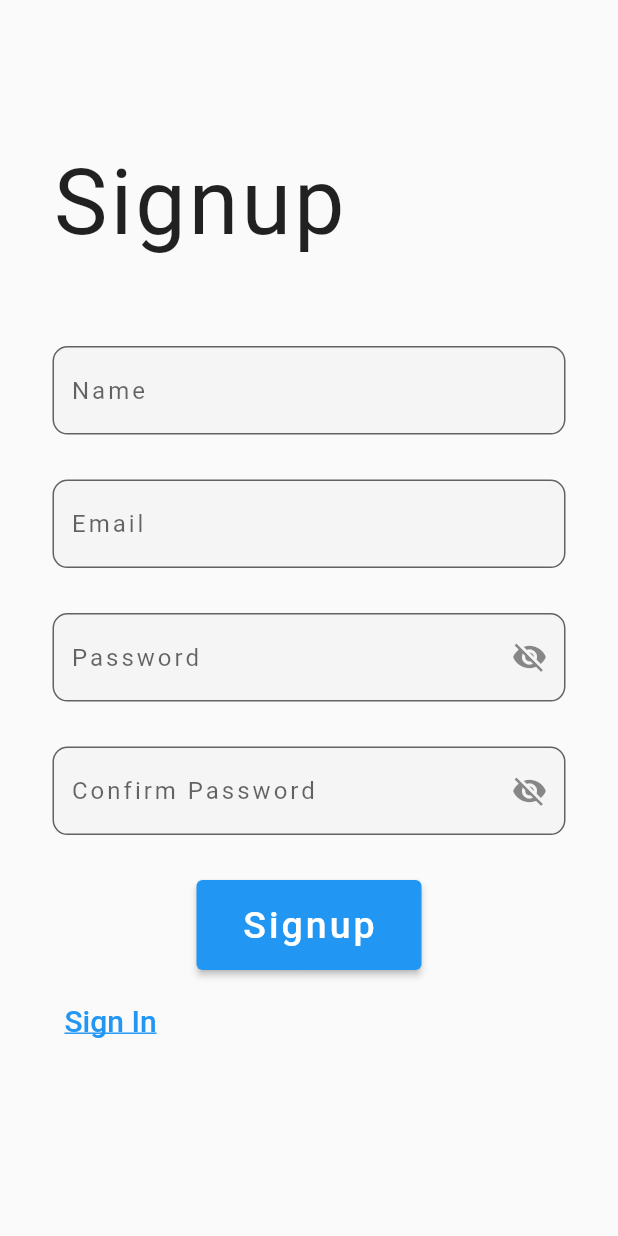
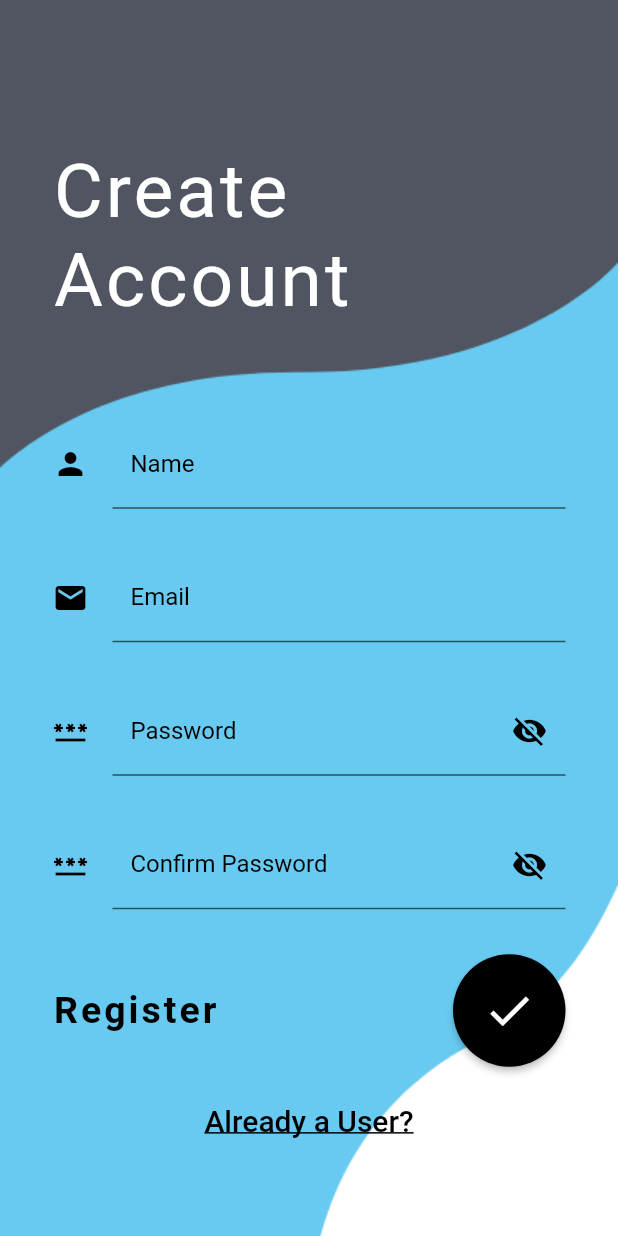
Before and after one commit to vasav-prashar/eTourDiary, a Flutter app: the Signup screen opened directly, on a phone screen of 412 x 824 dp. Run offline on Flutter 3.47's test engine with Material 2 defaults, Android fonts, the phone set to English and light mode, and no system bars; our stand-ins replace cloud_firestore, convex_bottom_bar, double_back_to_close_app, firebase_auth, firebase_core, open_file and 3 more; accounts and stored records are empty.

Commit message:
feat: UI changes

```diff
--- /dev/null
+++ b/lib/animations/customAnimation.dart
@@ -0,0 +1,21 @@
+import 'package:flutter/material.dart';
+
+class CustomPageRoute extends PageRouteBuilder {
+  final Widget child;
+
+  CustomPageRoute({
+    required this.child,
+  }) : super(
+    transitionDuration: const Duration(milliseconds: 400),
+    reverseTransitionDuration: const Duration(milliseconds: 400),
+    pageBuilder: (context,animation,secondaryAnimation) => child
+  );
+
+  @override
+  Widget buildTransitions(BuildContext context, Animation<double> animation,
+        Animation<double> secondaryAnimation, Widget child)=>
+        SlideTransition(
+          position: Tween<Offset>(begin: const Offset(-1,0),end: Offset.zero
+          ).animate(animation),
+          child: child,);
+}
--- a/lib/pages/auth/signup.dart
+++ b/lib/pages/auth/signup.dart
@@ -1,9 +1,12 @@
+// ignore_for_file: prefer_final_fields, use_build_context_synchronously
+
 import 'package:etourdiary/pages/auth/login.dart';
 import 'package:etourdiary/services/authentication.dart';
 import 'package:flutter/material.dart';
 import 'package:firebase_auth/firebase_auth.dart';
 import 'package:firebase_core/firebase_core.dart';
 import 'package:cloud_firestore/cloud_firestore.dart';
+import 'package:etourdiary/animations/customAnimation.dart';
 
 class Signup extends StatefulWidget {
   @override
@@ -24,39 +27,52 @@ class _SignupState extends State<Signup> {
 
   @override
   Widget build(BuildContext context) {
-    return Scaffold(
-      // backgroundColor: Colors.grey[800],
-      body: Stack(
+    return Container(
+      decoration: const BoxDecoration(
+              image: DecorationImage(
+                image: AssetImage('assets/register.png'),
+                fit: BoxFit.fitWidth
+              )
+            ),
+      child: Scaffold(
+        backgroundColor: Colors.transparent,
+        body: SingleChildScrollView(
+          child: Stack(
             children: [
               Container(
-            padding: const EdgeInsets.only(left: 35, top: 100),
+                padding:  EdgeInsets.only(left: 35,
+                top: MediaQuery.of(context).size.height * 0.12,
+                ),
                 child: const Text(
-              'Signup',
+                  'Create\nAccount',
                   style: TextStyle(
-                fontSize: 60,
+                    fontSize: 50,
                     letterSpacing: 2.0,
+                    color: Colors.white
                   ),
                 ),
               ),
-          SingleChildScrollView(
-            child: Form(
+              Form(
                   key: _formKey,
                   child: Container(
                     padding: EdgeInsets.only(
-                    top: MediaQuery.of(context).size.height * 0.28,
+                        top: MediaQuery.of(context).size.height * 0.34,
                         left: 35,
                         right: 35),
                     child: Column(
                       children: <Widget>[
                         TextFormField(
                           controller: _name,
-                      decoration: InputDecoration(
-                          fillColor: Colors.grey.shade100,
+                          decoration: const InputDecoration(
+                              fillColor: Colors.transparent,
                               filled: true,
-                          hintText: 'Name',
-                          hintStyle: const TextStyle(letterSpacing: 2.0),
-                          border: OutlineInputBorder(
-                              borderRadius: BorderRadius.circular(10))),
+                              labelText: 'Name',
+                              labelStyle: TextStyle(color: Colors.black),
+                              icon: Icon(Icons.person,color: Colors.black),
+
+                              hintStyle: TextStyle(letterSpacing: 2.0),
+                              border: UnderlineInputBorder(),
+                              focusedBorder: UnderlineInputBorder()),
                           validator: (String? value) {
                             if (value == null || value.isEmpty) {
                               return 'Please enter some text';
@@ -72,13 +88,15 @@ class _SignupState extends State<Signup> {
                         const SizedBox(height: 30),
                         TextFormField(
                           controller: _email,
-                      decoration: InputDecoration(
-                          fillColor: Colors.grey.shade100,
+                          decoration: const InputDecoration(
+                              fillColor: Colors.transparent,
                               filled: true,
-                          hintText: 'Email',
-                          hintStyle: const TextStyle(letterSpacing: 2.0),
-                          border: OutlineInputBorder(
-                              borderRadius: BorderRadius.circular(10))),
+                              labelText: 'Email',
+                              labelStyle: TextStyle(color: Colors.black),
+                              icon: Icon(Icons.email,color: Colors.black),
+                              hintStyle: TextStyle(letterSpacing: 2.0),
+                              border: UnderlineInputBorder(),
+                              focusedBorder: UnderlineInputBorder()),
                           validator: (String? value) {
                             if (value == null || value.isEmpty) {
                               return 'Please enter some text';
@@ -97,20 +115,22 @@ class _SignupState extends State<Signup> {
                           decoration: InputDecoration(
                               suffixIcon: IconButton(
                                 icon: _isVisible
-                                ? Icon(Icons.visibility)
-                                : Icon(Icons.visibility_off),
+                                    ? const Icon(Icons.visibility,color: Colors.black)
+                                    : const Icon(Icons.visibility_off,color: Colors.black),
                                 onPressed: () {
                                   setState(() {
                                     _isVisible = !_isVisible;
                                   });
                                 },
                               ),
-                          fillColor: Colors.grey.shade100,
+                              fillColor: Colors.transparent,
                               filled: true,
-                          hintText: 'Password',
+                              labelText: 'Password',
+                              labelStyle: const TextStyle(color: Colors.black),
+                              icon: const Icon(Icons.password,color: Colors.black),
                               hintStyle: const TextStyle(letterSpacing: 2.0),
-                          border: OutlineInputBorder(
-                              borderRadius: BorderRadius.circular(10))),
+                              border: const UnderlineInputBorder(),
+                              focusedBorder: const UnderlineInputBorder()),
                           validator: (String? value) {
                             if (value == null || value.isEmpty) {
                               return 'Please enter some text';
@@ -130,20 +150,22 @@ class _SignupState extends State<Signup> {
                           decoration: InputDecoration(
                               suffixIcon: IconButton(
                                 icon: _isVisible2
-                                ? Icon(Icons.visibility)
-                                : Icon(Icons.visibility_off),
+                                    ? const Icon(Icons.visibility,color: Colors.black)
+                                    : const Icon(Icons.visibility_off,color: Colors.black),
                                 onPressed: () {
                                   setState(() {
                                     _isVisible2 = !_isVisible2;
                                   });
                                 },
                               ),
-                          fillColor: Colors.grey.shade100,
+                              fillColor: Colors.transparent,
                               filled: true,
-                          hintText: 'Confirm Password',
+                              labelText: 'Confirm Password',
+                              labelStyle: const TextStyle(color: Colors.black),
+                              icon: const Icon(Icons.password,color: Colors.black),
                               hintStyle: const TextStyle(letterSpacing: 2.0),
-                          border: OutlineInputBorder(
-                              borderRadius: BorderRadius.circular(10))),
+                              border: const UnderlineInputBorder(),
+                              focusedBorder: const UnderlineInputBorder()),
                           validator: (String? value) {
                             if (value == null || value.isEmpty) {
                               return 'Please enter some text';
@@ -159,6 +181,19 @@ class _SignupState extends State<Signup> {
                           },
                         ),
                         const SizedBox(height: 30),
+                        Row(
+                          mainAxisAlignment: MainAxisAlignment.spaceBetween,
+                          children: [
+                            const Text(
+                              "Register",
+                              style: TextStyle(
+                                fontSize: 25,
+                                fontWeight: FontWeight.w600,
+                                letterSpacing: 2.0,
+                                color: Colors.black
+                              ),
+
+                            ),
                             ElevatedButton(
                               onPressed: () async {
                                 if (_formKey.currentState!.validate()) {
@@ -169,7 +204,7 @@ class _SignupState extends State<Signup> {
                                     ScaffoldMessenger.of(context).showSnackBar(
                                       SnackBar(
                                         content: Text(errorMessage),
-                                duration: Duration(seconds: 3),
+                                        duration: const Duration(seconds: 3),
                                         backgroundColor: Colors.red,
                                       ),
                                     );
@@ -179,7 +214,7 @@ class _SignupState extends State<Signup> {
                                     _password.clear();
                                     _confirmPassword.clear();
                                     ScaffoldMessenger.of(context).showSnackBar(
-                              SnackBar(
+                                      const SnackBar(
                                         content: Text('Account Successfully Created.'),
                                         duration: Duration(seconds: 3),
                                         backgroundColor: Colors.green,
@@ -189,41 +224,37 @@ class _SignupState extends State<Signup> {
                                 }
                               },
                               style: ElevatedButton.styleFrom(
-                          fixedSize: const Size(150, 60),
-                          textStyle: const TextStyle(
-                              fontSize: 25, fontWeight: FontWeight.w500)),
-                      child: const Text(
-                        'Signup',
-                        style: TextStyle(letterSpacing: 2.0),
+                                  shape: const CircleBorder(),
+                                  padding: const EdgeInsets.all(20),
+                                  backgroundColor: Colors.black),
+                              child: const Icon(Icons.check,size: 35)
                             ),
+                          ],
                         ),
-                    const SizedBox(height: 10),
-                    Row(
-                      mainAxisAlignment: MainAxisAlignment.spaceBetween,
-                      children: [
+                        const SizedBox(height: 12),
                         TextButton(
                           onPressed: () => {
                             Navigator.pushReplacement(
                                     context,
-                                MaterialPageRoute(
-                                    builder: (builder) => Login()))
+                                    CustomPageRoute(child: Login()))
                           },
                           child: const Text(
-                            'Sign In',
+                            'Already a User?',
                             style: TextStyle(
                               decoration: TextDecoration.underline,
                               fontSize: 20,
+                              color: Colors.black,
                             ),
                           ),
-                        ),
-                      ],
                         )
                       ],
                     ),
                   ),
                 ),
-          )
+
             ],
+          ),
+        ),
       ),
     );
   }
```
Also changed, not shown: lib/pages/auth/login.dart (+57 -29 lines), assets/login.png (added), assets/register.png (added). Lines whose indentation alone changed are shown as unchanged.
